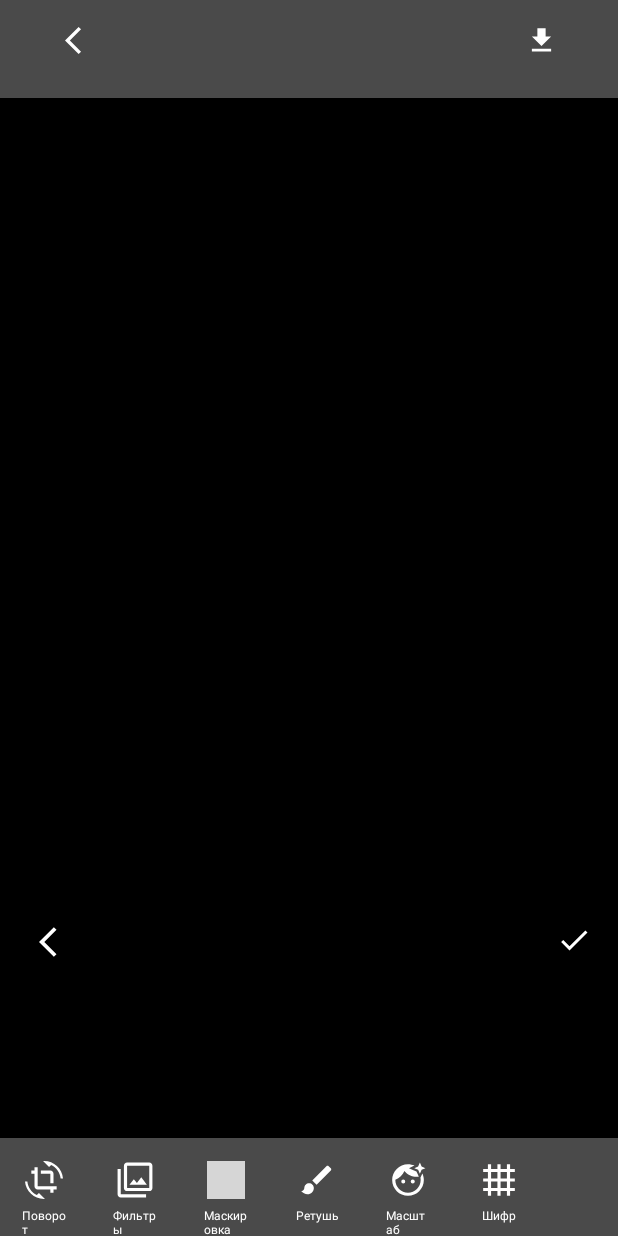
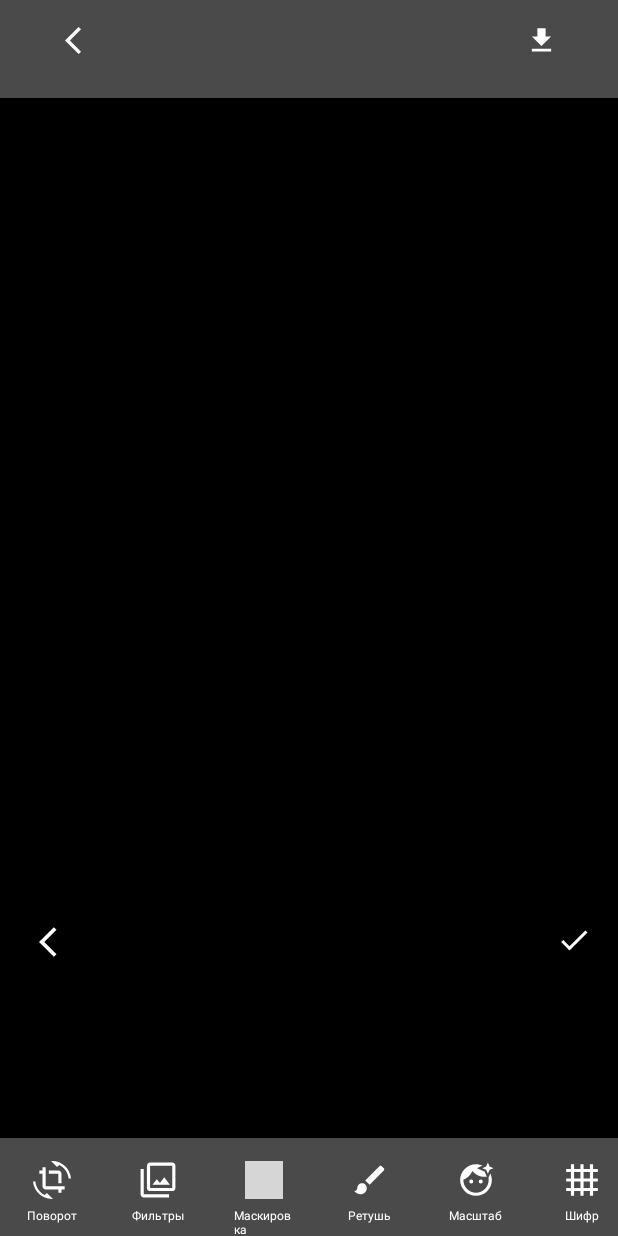
Before and after one commit to Rodion0io/PhotoRedactor, an Android app: the RedactActivity screen opened directly, with no data from a screen before it, on a phone screen of 412 x 824 dp. Run offline under Robolectric (Android 15) with nearby library versions, the phone set to English and light mode, and no system bars; grey boxes are pictures that could not be loaded.

Commit message:
change size

```diff
--- a/app/src/main/res/layout/item_icon.xml
+++ b/app/src/main/res/layout/item_icon.xml
@@ -1,6 +1,6 @@
 <?xml version="1.0" encoding="utf-8"?>
 <LinearLayout xmlns:android="http://schemas.android.com/apk/res/android"
-    android:layout_width="30dp"
+    android:layout_width="40dp"
     android:layout_height="50dp"
     xmlns:app="http://schemas.android.com/apk/res-auto"
     android:background="@color/navbar_redactor"
```
